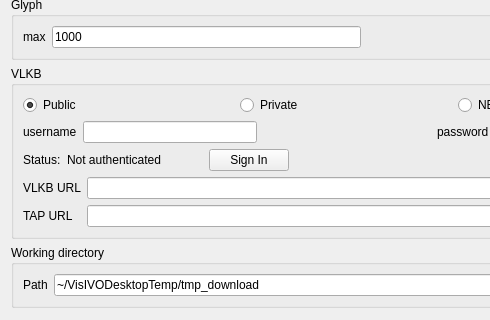
Old version of the form Code/ui/settingform.ui in the repository VisIVOLab/ViaLacteaVisualAnalytics; both pictures show x 0 to 490 and y 180 to 500 of the 692 by 607 pixel window.
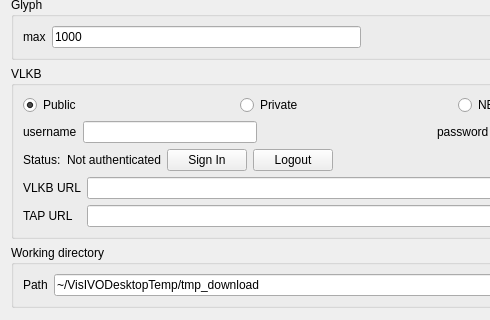
New version of the form. Icons and pictures are not drawn.

Diff of the .ui file:
```diff
--- a/Code/ui/settingform.ui
+++ b/Code/ui/settingform.ui
@@ -252,6 +252,13 @@
           </property>
          </widget>
         </item>
+        <item>
+         <widget class="QPushButton" name="logoutButton">
+          <property name="text">
+           <string>Logout</string>
+          </property>
+         </widget>
+        </item>
         <item>
          <spacer name="horizontalSpacer_4">
           <property name="orientation">
```
